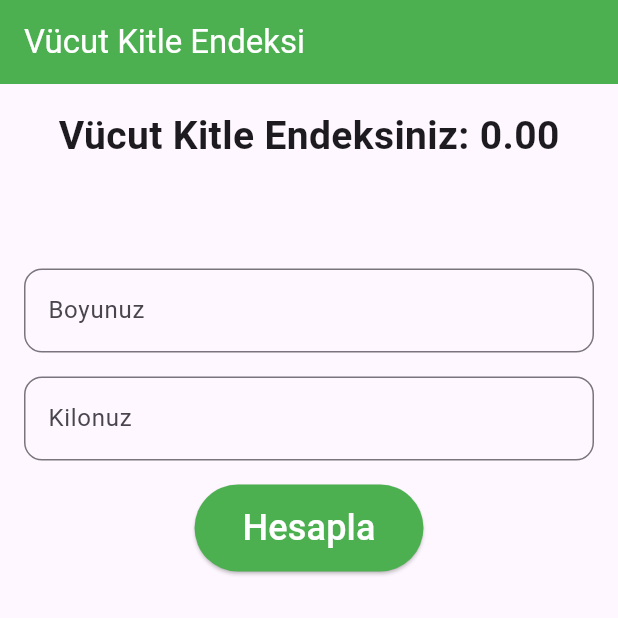
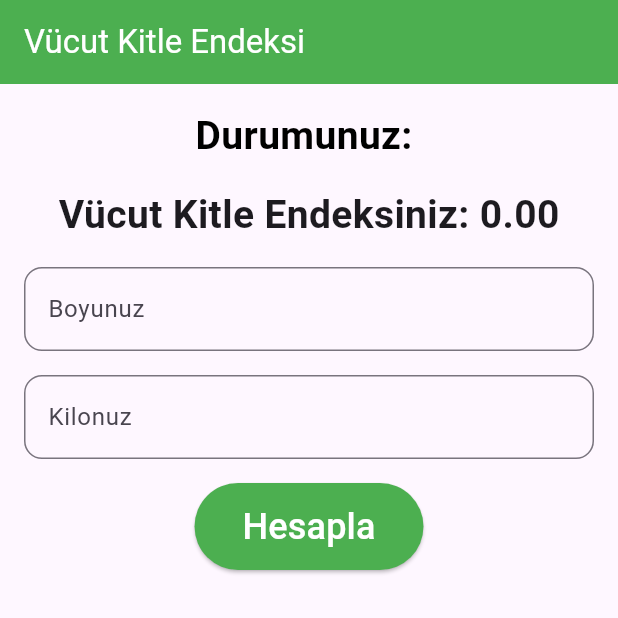
Before and after one commit to Egecher/My-Dart-Flutter-Journey, a Flutter app: the screen it shows after launch, on a phone screen of 412 x 824 dp, the top half of it. Run offline on Flutter 3.47's test engine with Material 3 defaults, Android fonts, the phone set to English and light mode, and no system bars.

Commit message:
Color change

```diff
--- a/vucud_kitle_endeksi/lib/ana_sayfa.dart
+++ b/vucud_kitle_endeksi/lib/ana_sayfa.dart
@@ -14,6 +14,7 @@ class _AnaSayfaState extends State<AnaSayfa> {
 
   double _sonuc = 0;
   String _durum = "";
+  Color _renk = Colors.black;
 
   @override
   Widget build(BuildContext context) {
@@ -28,12 +29,12 @@ class _AnaSayfaState extends State<AnaSayfa> {
         child: Column(
           children: [
             Text(
-              "Vücut Kitle Endeksiniz: ${_sonuc.toStringAsFixed(2)}",
-              style: TextStyle(fontSize: 26, fontWeight: FontWeight.bold),
+              "Durumunuz: $_durum",
+              style: TextStyle(fontSize: 26, fontWeight: FontWeight.bold, color: _renk),
             ),
             SizedBox(height: 16),
-            Text(
-              _durum,
+             Text(
+              "Vücut Kitle Endeksiniz: ${_sonuc.toStringAsFixed(2)}",
               style: TextStyle(fontSize: 26, fontWeight: FontWeight.bold),
             ),
             SizedBox(height: 16),
@@ -56,7 +57,6 @@ class _AnaSayfaState extends State<AnaSayfa> {
                 border: OutlineInputBorder(
                   borderRadius: BorderRadius.circular(12),
                 ),
-
               ),
             ),
             SizedBox(height: 16),
@@ -71,8 +71,8 @@ class _AnaSayfaState extends State<AnaSayfa> {
                 style: TextStyle(
                   fontSize: 24,
                   color: Colors.white,
-                  ),
                 ),
+              ),
             ),
           ],
         ),
@@ -93,16 +93,22 @@ class _AnaSayfaState extends State<AnaSayfa> {
 
         if (_sonuc < 18.5) {
           _durum = "Zayıf";
+          _renk = Colors.blue;
         } else if (_sonuc >= 18.5 && _sonuc < 24.9) {
           _durum = "Normal Kilolu";
+          _renk = Colors.green;
         } else if (_sonuc >= 25 && _sonuc < 29.9) {
           _durum = "Fazla Kilolu";
-        } else if (_sonuc >= 30 && _sonuc <34.9) {
+          _renk = Colors.orange;
+        } else if (_sonuc >= 30 && _sonuc < 34.9) {
           _durum = "Obez (1. Derece)";
+          _renk = Colors.red;
         } else if (_sonuc >= 35 && _sonuc <39.9) {
           _durum = "Obez (2. Derece)";
+          _renk = Colors.red.shade700;
         } else {
           _durum = "Aşırı Obez (3. Derece)";
+          _renk = Colors.red.shade900;
         }
       });
 
```
